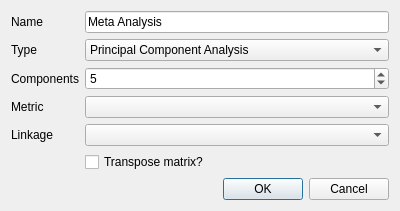
First picture: the form in Vespucci/GUI/Analysis/metaanalysisdialog.ui, repository VespucciProject/Vespucci, before the edit.
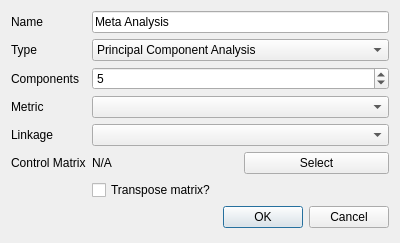
Second picture: the form after the edit.

Commit message: MatrixSelectionDialog fixes that didn't work, MapPlot fixes that did. Opened interface for PLSDA and PLS calibration.

```diff
--- a/Vespucci/GUI/Analysis/metaanalysisdialog.ui
+++ b/Vespucci/GUI/Analysis/metaanalysisdialog.ui
@@ -7,7 +7,7 @@
     <x>0</x>
     <y>0</y>
     <width>400</width>
-    <height>193</height>
+    <height>243</height>
    </rect>
   </property>
   <property name="windowTitle">
@@ -101,7 +101,7 @@
    <item row="4" column="1">
     <widget class="QComboBox" name="linkageComboBox"/>
    </item>
-   <item row="6" column="1">
+   <item row="7" column="1">
     <widget class="QDialogButtonBox" name="buttonBox">
      <property name="orientation">
       <enum>Qt::Horizontal</enum>
@@ -111,13 +111,38 @@
      </property>
     </widget>
    </item>
-   <item row="5" column="1">
+   <item row="5" column="0">
+    <widget class="QLabel" name="controlLabel">
+     <property name="text">
+      <string>Control Matrix</string>
+     </property>
+    </widget>
+   </item>
+   <item row="6" column="1">
     <widget class="QCheckBox" name="transposeCheckBox">
      <property name="text">
       <string>Transpose matrix?</string>
      </property>
     </widget>
    </item>
+   <item row="5" column="1">
+    <layout class="QHBoxLayout" name="controlHorizontalLayout">
+     <item>
+      <widget class="QLabel" name="controlDisplayLabel">
+       <property name="text">
+        <string>N/A</string>
+       </property>
+      </widget>
+     </item>
+     <item>
+      <widget class="QPushButton" name="selectPushButton">
+       <property name="text">
+        <string>Select</string>
+       </property>
+      </widget>
+     </item>
+    </layout>
+   </item>
   </layout>
  </widget>
  <resources/>
```
The commit also changes 27 other files.
